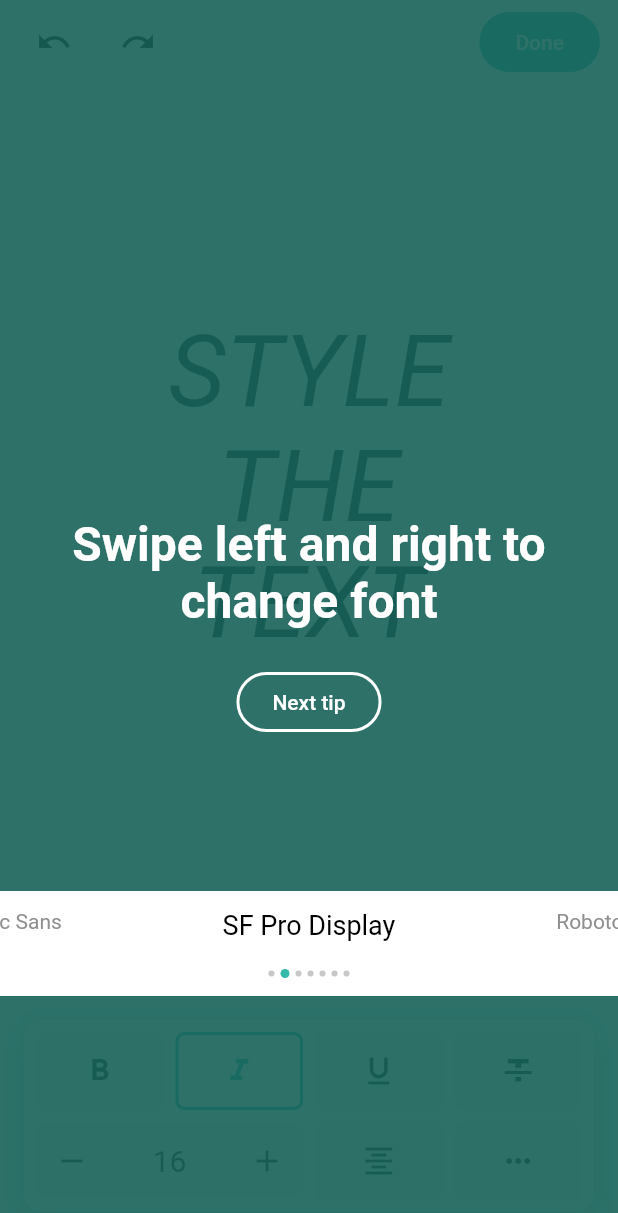
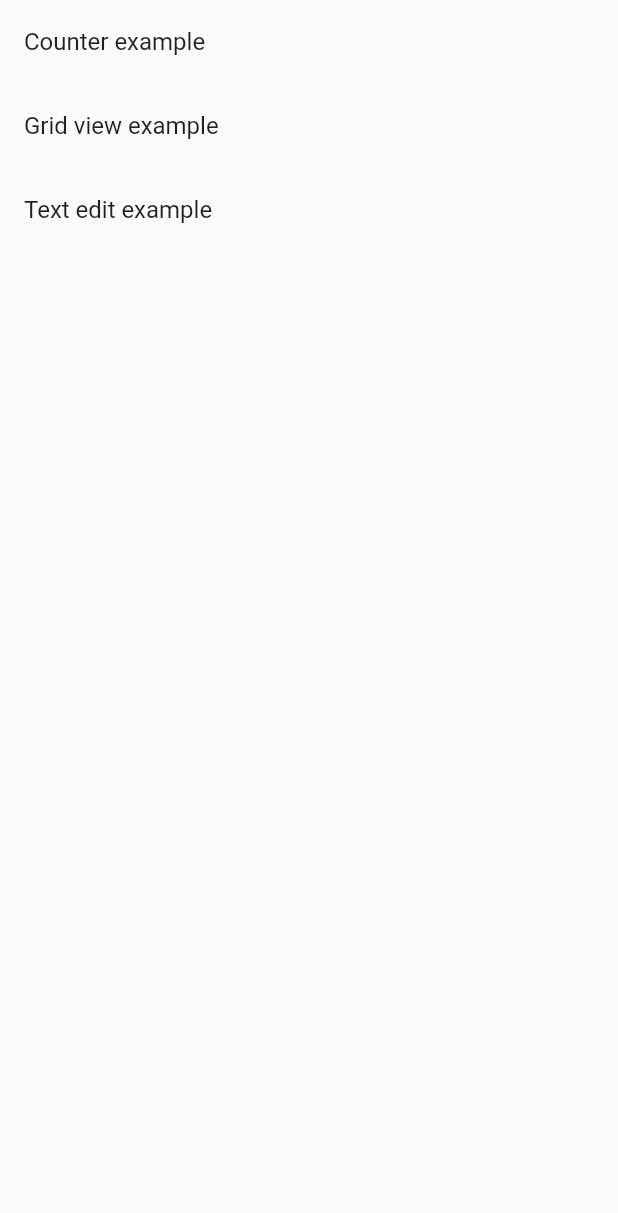
Before and after one commit to appunite/flutter_tutorial, a Flutter app: the screen it shows after launch, on a phone screen of 412 x 824 dp. Shown: the top 1213 px of the screen. Run offline on Flutter 3.47's test engine with Material 2 defaults, Android fonts, the phone set to English and light mode, and no system bars.

Commit message:
Adds golden tests to the main example and fixes highlight animation issues (#3)
* add 4th entry to tap on the text

* use secondary color from color scheme instead of accent

* update dependencies

* add golden tests for example

* fix animating higher number of highlight items to lower number

* add grid example

* update changelog for release 1.1.0

* make example a page view

```diff
--- a/example/lib/main.dart
+++ b/example/lib/main.dart
@@ -1,55 +1,7 @@
-import 'package:example/main_theme.dart';
-import 'package:example/widgets/done_button.dart';
-import 'package:example/widgets/font_style_card.dart';
-import 'package:example/widgets/redo_button.dart';
-import 'package:example/widgets/select_font_widget.dart';
-import 'package:example/widgets/text_to_style.dart';
-import 'package:example/widgets/undo_button.dart';
+import 'package:example/pages/counter_page.dart';
+import 'package:example/pages/grid_view_page.dart';
+import 'package:example/pages/text_edit_page.dart';
 import 'package:flutter/material.dart';
-import 'package:flutter/scheduler.dart';
-import 'package:flutter_tutorial/flutter_tutorial.dart';
-import 'package:flutter_tutorial/tutorial_widget.dart';
-
-final _fontSelectKey = GlobalKey();
-final _textKey = GlobalKey();
-final _undoKey = GlobalKey();
-final _redoKey = GlobalKey();
-
-const _padding = EdgeInsets.symmetric(
-  horizontal: 32,
-  vertical: 12,
-);
-const _textStyle = TextStyle(
-  fontSize: 32,
-  color: Colors.white,
-  fontWeight: FontWeight.w600,
-  decoration: TextDecoration.none,
-);
-
-class TutorialEntryValue {
-  const TutorialEntryValue({
-    required this.text,
-    required this.alignment,
-  });
-
-  final String text;
-  final Alignment alignment;
-}
-
-const tutorialValues = [
-  TutorialEntryValue(
-    text: 'Swipe left and right to change font',
-    alignment: Alignment.center,
-  ),
-  TutorialEntryValue(
-    text: 'Tap text to edit',
-    alignment: Alignment(0.0, 0.5),
-  ),
-  TutorialEntryValue(
-    text: 'Undo and redo your changes',
-    alignment: Alignment(0.0, -0.7),
-  ),
-];
 
 void main() {
   runApp(MyApp());
@@ -58,206 +10,42 @@ void main() {
 class MyApp extends StatelessWidget {
   @override
   Widget build(BuildContext context) {
-    return MaterialApp(
+    return const MaterialApp(
       debugShowCheckedModeBanner: false,
-      theme: mainTheme,
-      home: const PreviewPage(),
+      home: MainPage(),
     );
   }
 }
 
-class PreviewPage extends StatefulWidget {
-  const PreviewPage();
-
-  @override
-  _PreviewPageState createState() => _PreviewPageState();
-}
-
-class _PreviewPageState extends State<PreviewPage> {
-  @override
-  void initState() {
-    super.initState();
-    SchedulerBinding.instance?.scheduleTask(
-      () {
-        Tutorial().show(
-          context,
-          children: [
-            TutorialEntry.fromKey(_fontSelectKey),
-            TutorialEntry.single(
-              RRect.fromRectAndRadius(
-                getBasicRect(_textKey).deflate(60),
-                const Radius.circular(20),
-              ),
-            ),
-            TutorialEntry.multipleKeys([
-              _undoKey,
-              _redoKey,
-            ]),
-          ],
-          backgroundColor: Theme.of(context).primaryColor,
-          backgroundMaxOpacity: 0.9,
-          onPressedBehavior: OnPressedBehavior.none,
-          dialogBuilder: (context, index, next, __) {
-            final value = tutorialValues[index];
-
-            return TutorialDialog(
-              value: value,
-              next: next,
-            );
-          },
-        );
-      },
-      Priority.animation,
-    );
-  }
-
+class MainPage extends StatelessWidget {
+  const MainPage();
   @override
   Widget build(BuildContext context) {
     return Scaffold(
-      appBar: AppBar(
-        centerTitle: false,
-        title: Row(
+      body: SafeArea(
+        child: Column(
           children: [
-            UndoButton(key: _undoKey),
-            const SizedBox(width: 16),
-            RedoButton(key: _redoKey),
+            ListTile(
+              title: const Text(
+                'Counter example',
+              ),
+              onTap: () => Navigator.push(context, CounterPage.route()),
+            ),
+            ListTile(
+              title: const Text(
+                'Grid view example',
+              ),
+              onTap: () => Navigator.push(context, GridViewPage.route()),
+            ),
+            ListTile(
+              title: const Text(
+                'Text edit example',
+              ),
+              onTap: () => Navigator.push(context, TextEditPage.route()),
+            ),
           ],
         ),
-        actions: [
-          DoneButton(
-            onPressed: () {
-              Tutorial().show(
-                context,
-                children: [
-                  TutorialEntry.fromKey(_fontSelectKey),
-                  TutorialEntry.single(
-                    RRect.fromRectAndRadius(
-                      getBasicRect(_textKey).deflate(60),
-                      const Radius.circular(20),
-                    ),
-                  ),
-                  TutorialEntry.multipleKeys([
-                    _undoKey,
-                    _redoKey,
-                  ]),
-                ],
-                backgroundColor: Theme.of(context).primaryColor,
-                backgroundMaxOpacity: 0.9,
-                onPressedBehavior: OnPressedBehavior.none,
-                dialogBuilder: (context, index, next, __) {
-                  final value = tutorialValues[index];
-
-                  return TutorialDialog(
-                    value: value,
-                    next: next,
-                  );
-                },
-              );
-            },
-          ),
-        ],
-      ),
-      body: Column(
-        children: [
-          Expanded(
-            child: TextToStyle(
-              key: _textKey,
-            ),
-          ),
-          SelectFontWidget(
-            key: _fontSelectKey,
-          ),
-          const SizedBox(height: 16),
-          const FontStyleCard(),
-          const SizedBox(height: 16),
-        ],
       ),
     );
   }
 }
-
-class TutorialDialog extends StatefulWidget {
-  const TutorialDialog({
-    Key? key,
-    required this.value,
-    required this.next,
-  }) : super(key: key);
-
-  final TutorialEntryValue value;
-  final VoidCallback next;
-
-  @override
-  _TutorialDialogState createState() => _TutorialDialogState();
-}
-
-class _TutorialDialogState extends State<TutorialDialog>
-    with SingleTickerProviderStateMixin {
-  late AnimationController _animationController;
-  late Animation<double> _opacityAnimation;
-
-  @override
-  void initState() {
-    super.initState();
-
-    _animationController = AnimationController(
-      duration: const Duration(milliseconds: 300),
-      vsync: this,
-    );
-    _opacityAnimation = Tween(begin: 0.0, end: 1.0).animate(
-      CurvedAnimation(
-        parent: _animationController,
-        curve: Curves.ease,
-      ),
-    );
-    _animationController.forward();
-  }
-
-  @override
-  Widget build(BuildContext context) {
-    return Material(
-      color: Colors.transparent,
-      child: Align(
-        alignment: widget.value.alignment,
-        child: AnimatedBuilder(
-          animation: _opacityAnimation,
-          builder: (context, child) {
-            return Opacity(
-              opacity: _opacityAnimation.value,
-              child: child,
-            );
-          },
-          child: Column(
-            mainAxisSize: MainAxisSize.min,
-            children: [
-              Padding(
-                padding: _padding,
-                child: Text(
-                  widget.value.text,
-                  style: _textStyle,
-                  textAlign: TextAlign.center,
-                ),
-              ),
-              const SizedBox(height: 12),
-              OutlinedButton(
-                onPressed: () async {
-                  await _animationController.reverse();
-                  widget.next();
-                  await _animationController.forward();
-                },
-                child: const Text(
-                  'Next tip',
-                ),
-              ),
-            ],
-          ),
-        ),
-      ),
-    );
-  }
-
-  @override
-  void dispose() {
-    _animationController.dispose();
-    super.dispose();
-  }
-}
--- a/example/lib/main_theme.dart
+++ b/example/lib/text_edit_theme.dart
@@ -1,6 +1,6 @@
 import 'package:flutter/material.dart';
 
-ThemeData get mainTheme => ThemeData(
+ThemeData get textEditTheme => ThemeData(
       appBarTheme: const AppBarTheme(
         backgroundColor: Colors.white,
         iconTheme: IconThemeData(
@@ -8,7 +8,9 @@ ThemeData get mainTheme => ThemeData(
         ),
         elevation: 0,
       ),
-      accentColor: const Color(0xFF35b9aa),
+      colorScheme: const ColorScheme.light(
+        secondary: Color(0xFF35b9aa),
+      ),
       primaryColor: const Color(0xFF166259),
       scaffoldBackgroundColor: Colors.white,
       textButtonTheme: TextButtonThemeData(
--- a/example/lib/widgets/font_style_card.dart
+++ b/example/lib/widgets/font_style_card.dart
@@ -114,14 +114,14 @@ class StyleButton extends StatelessWidget {
           color: isSelected ? Colors.white : const Color(0xFFf3f3f3),
           border: Border.all(
             color: isSelected
-                ? Theme.of(context).accentColor
+                ? Theme.of(context).colorScheme.secondary
                 : const Color(0xFFf3f3f3),
             width: 2,
           ),
         ),
         child: Icon(
           icon,
-          color: isSelected ? Theme.of(context).accentColor : null,
+          color: isSelected ? Theme.of(context).colorScheme.secondary : null,
         ),
       ),
     );
--- a/example/lib/widgets/select_font_widget.dart
+++ b/example/lib/widgets/select_font_widget.dart
@@ -51,7 +51,7 @@ class SelectFontWidget extends StatelessWidget {
                 height: 6,
                 margin: const EdgeInsets.symmetric(horizontal: 2),
                 decoration: BoxDecoration(
-                  color: Theme.of(context).accentColor,
+                  color: Theme.of(context).colorScheme.secondary,
                   borderRadius: BorderRadius.circular(6),
                 ),
               ),
--- a/example/pubspec.yaml
+++ b/example/pubspec.yaml
@@ -17,6 +17,7 @@ dependencies:
 dev_dependencies:
   flutter_test:
     sdk: flutter
+  golden_toolkit: ^0.12.0
 
 flutter:
   uses-material-design: true
```
Also changed, not shown: example/lib/pages/counter_page.dart (renamed from example/lib/main_counter.dart, +9 -27 lines), example/lib/pages/grid_view_page.dart (added, +173 -0 lines), example/lib/pages/text_edit_page.dart (added, +229 -0 lines), lib/tutorial_widget.dart (+14 -11 lines), example/pubspec.lock, pubspec.lock, 8 other files.
